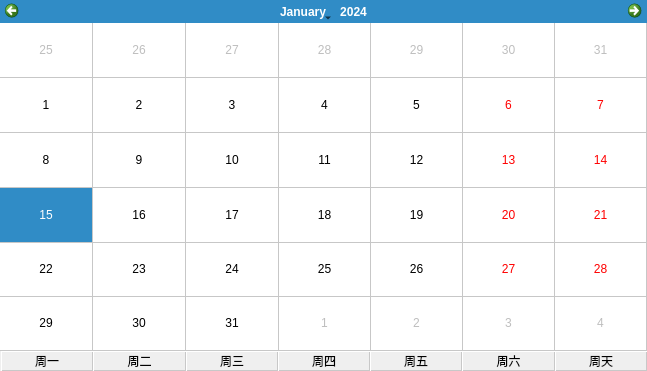
First picture: the form in QtApp/QStock/QStock/Widget/QuoteCalendarWidget.ui, repository yixiaoyang/QStock, before the edit.
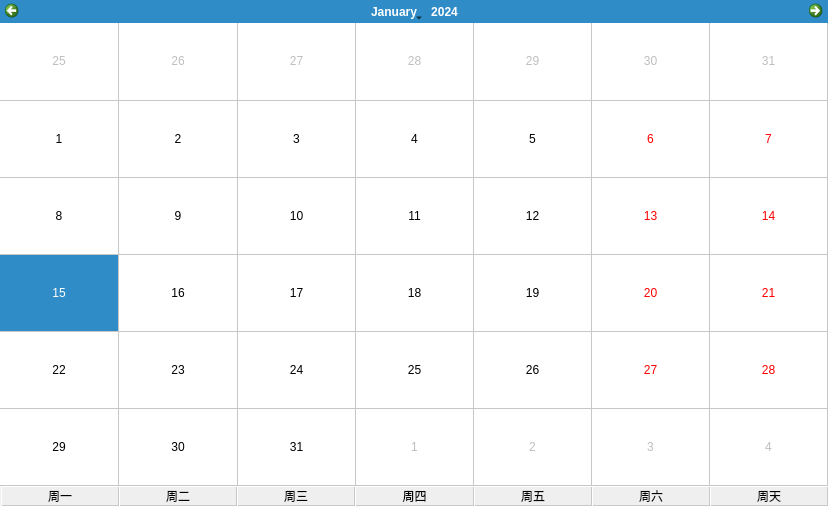
Second picture: the form after the edit.

Diff of the .ui file:
```diff
--- a/QtApp/QStock/QStock/Widget/QuoteCalendarWidget.ui
+++ b/QtApp/QStock/QStock/Widget/QuoteCalendarWidget.ui
@@ -6,8 +6,8 @@
    <rect>
     <x>0</x>
     <y>0</y>
-    <width>647</width>
-    <height>371</height>
+    <width>828</width>
+    <height>506</height>
    </rect>
   </property>
   <property name="windowTitle">
```
